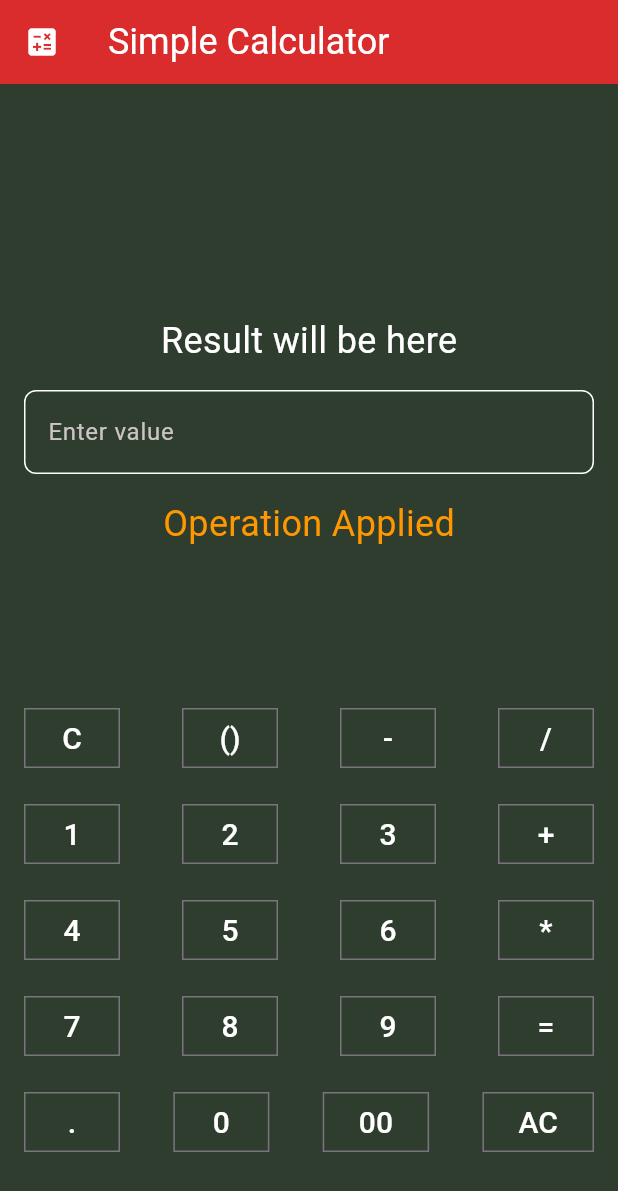
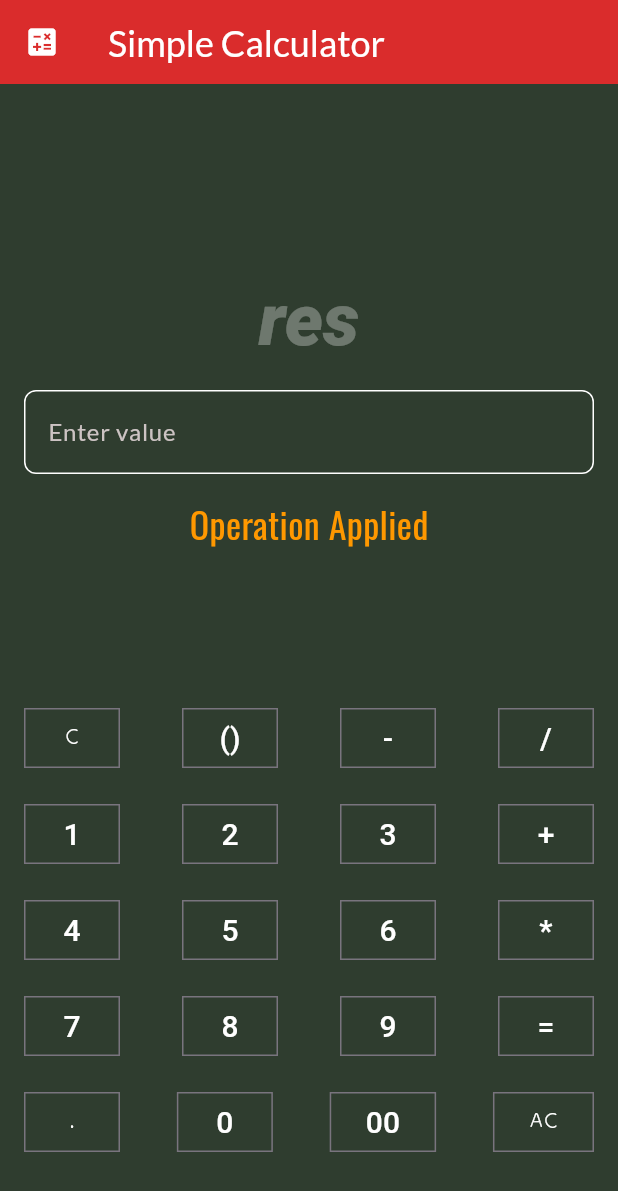
Before and after one commit to ashwanisohaan/cooklog, a Flutter app: the screen it shows after launch, on a phone screen of 412 x 824 dp. Shown: the top 1191 px of the screen. Run offline on Flutter 3.47's test engine with Material 3 defaults, Android fonts, the phone set to English and light mode, and no system bars; our stand-ins replace google_fonts.

Commit message:
Customs
extension, third party pack, google fonts

```diff
--- a/lib/components/ui_elements/app_buttons.dart
+++ b/lib/components/ui_elements/app_buttons.dart
@@ -9,7 +9,8 @@ class Buttons extends StatelessWidget {
   @override
   Widget build(BuildContext context) {
     return OutlinedButton(
-        child: Text(txt, style: TextStyle(fontSize: 20, height: 2)),
+        child: Text(txt,
+            style: TextStyle(fontSize: 20, height: 2, fontFamily: "Pooper")),
         style: OutlinedButton.styleFrom(
             foregroundColor: Colors.white,
             shape: RoundedRectangleBorder(
--- a/lib/main.dart
+++ b/lib/main.dart
@@ -1,15 +1,24 @@
 import 'package:flutter/material.dart';
+import 'package:google_fonts/google_fonts.dart';
 import 'package:my_first_flutter_app/screens/calculator.dart';
 
 void main() => runApp(MyApp());
 
 class MyApp extends StatelessWidget {
   // This widget is the root of your application.
+
   @override
   Widget build(BuildContext context) {
+    final textTheme = Theme.of(context).textTheme;
+
     return MaterialApp(
       color: Colors.amber,
       debugShowCheckedModeBanner: false,
+      // theme: ThemeData(fontFamily: "Pooper"),
+      theme: ThemeData(
+          textTheme: GoogleFonts.latoTextTheme(textTheme).copyWith(
+        bodyMedium: GoogleFonts.oswald(textStyle: textTheme.bodyMedium),
+      )),
       home: Calculator(),
     );
   }
--- a/lib/screens/calculator.dart
+++ b/lib/screens/calculator.dart
@@ -1,6 +1,10 @@
 import 'package:flutter/material.dart';
+import 'package:google_fonts/google_fonts.dart';
+import 'package:my_first_flutter_app/components/extensions.dart';
 import 'package:my_first_flutter_app/components/ui_elements/app_buttons.dart';
 import 'package:my_first_flutter_app/components/ui_elements/app_textfields.dart';
+import 'package:my_first_flutter_app/components/utility.dart';
+import 'package:uuid/uuid.dart';
 
 class Calculator extends StatefulWidget {
   @override
@@ -11,7 +15,7 @@ class Calculator extends StatefulWidget {
 
 class _CalculatorState extends State<Calculator> {
   String ops = "Operation Applied";
-  String result = "Result will be here";
+  String result = "res";
   String firstCache = "";
   bool isOpsApplied = false;
   final TextEditingController _textController1 = TextEditingController();
@@ -24,8 +28,12 @@ class _CalculatorState extends State<Calculator> {
         ops = vl;
         firstCache = _textController1.text;
         _textController1.text = "";
-      } else if (vl == '1' || vl == '2' || vl == '3' || vl == '4') {
-        _textController1.text = vl;
+      } else if (vl == '1' ||
+          vl == '2' ||
+          vl == '3' ||
+          vl == '4' ||
+          vl == '5') {
+        _textController1.toConCatMani(vl);
       } else if (vl == "AC" || vl == "=") {
         if (vl == "=" && isOpsApplied) {
           if (ops == "+") {
@@ -68,7 +76,12 @@ class _CalculatorState extends State<Calculator> {
                 spacing: 16,
                 children: [
                   Text(result,
-                      style: TextStyle(color: Colors.white, fontSize: 24)),
+                      style: GoogleFonts.nerkoOne(
+                          textStyle: Theme.of(context).textTheme.titleLarge,
+                          color: Colors.white30,
+                          fontWeight: FontWeight.w800,
+                          fontStyle: FontStyle.italic,
+                          fontSize: 48)),
                   AppTextField("Enter value", _textController1),
                   Text(ops,
                       style: TextStyle(color: Colors.orange, fontSize: 24)),
```
Also changed, not shown: lib/components/extensions.dart (added, +11 -0 lines), lib/components/utility.dart (added, +11 -0 lines), pubspec.yaml (+7 -6 lines), fonts/PS-Regular.ttf (added), pubspec.lock, 12 other files.
